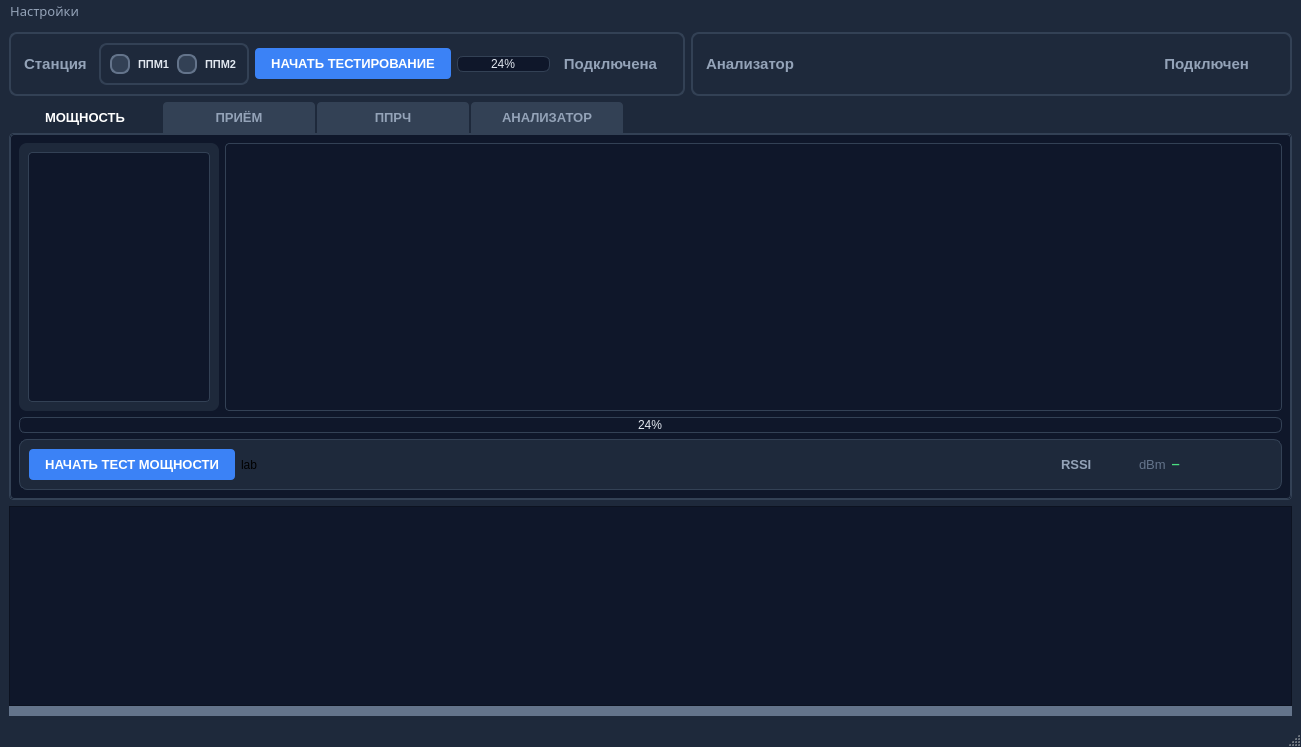
Qt form mainwindow.ui (vitalisimys/Check_station) before a commit.
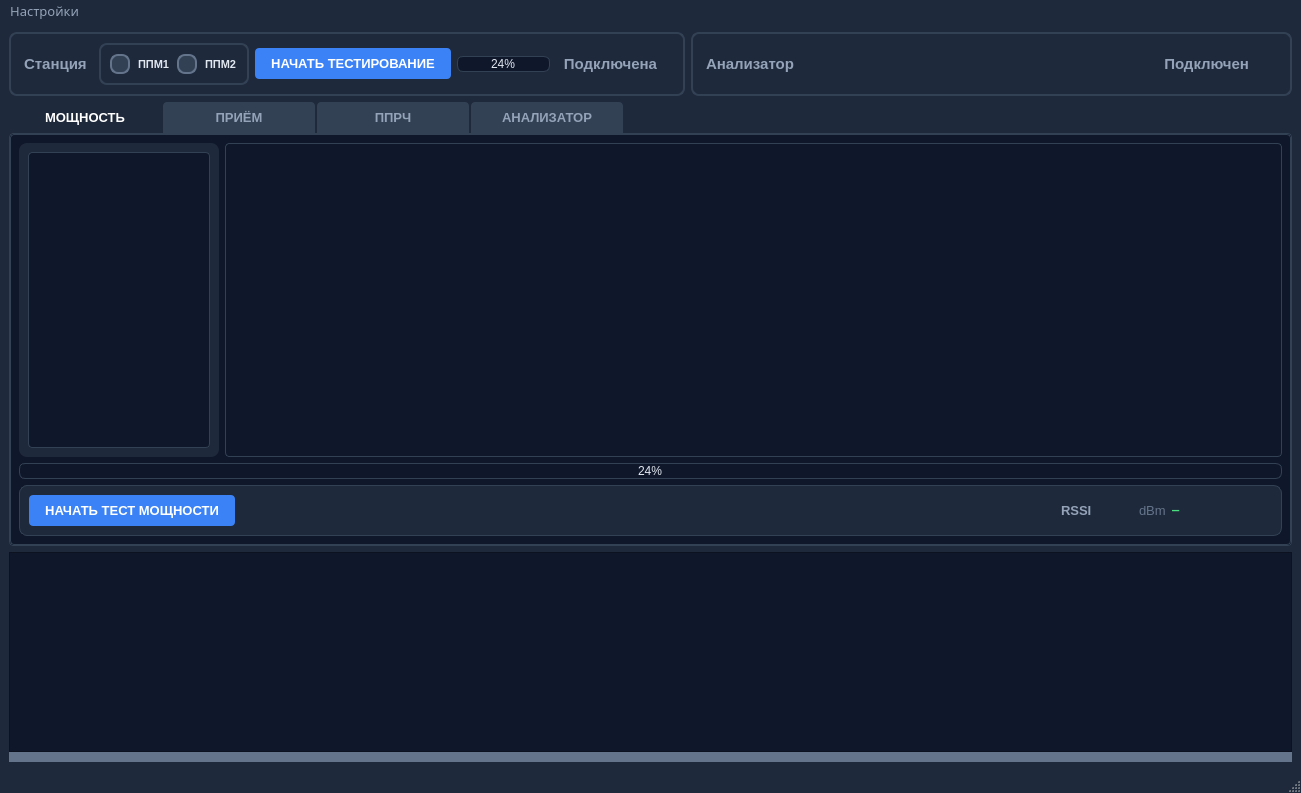
The same form after that commit. Icons and pictures are not drawn. Custom widgets are drawn as their Qt base class.

Commit message: Интерфейс мощности

```diff
--- a/mainwindow.ui
+++ b/mainwindow.ui
@@ -10,7 +10,7 @@
     <x>0</x>
     <y>0</y>
     <width>1301</width>
-    <height>747</height>
+    <height>793</height>
    </rect>
   </property>
   <property name="windowTitle">
@@ -687,8 +687,29 @@
            </item>
            <item>
             <widget class="QLabel" name="labelPower">
+             <property name="sizePolicy">
+              <sizepolicy hsizetype="Preferred" vsizetype="Preferred">
+               <horstretch>0</horstretch>
+               <verstretch>0</verstretch>
+              </sizepolicy>
+             </property>
+             <property name="minimumSize">
+              <size>
+               <width>0</width>
+               <height>0</height>
+              </size>
+             </property>
+             <property name="maximumSize">
+              <size>
+               <width>16777215</width>
+               <height>16777215</height>
+              </size>
+             </property>
              <property name="text">
-              <string>lab</string>
+              <string/>
+             </property>
+             <property name="alignment">
+              <set>Qt::AlignCenter</set>
              </property>
             </widget>
            </item>
```
Left out of the diff: 2 changed lines with no effect on the pictures. The commit also changes 5 other files.
